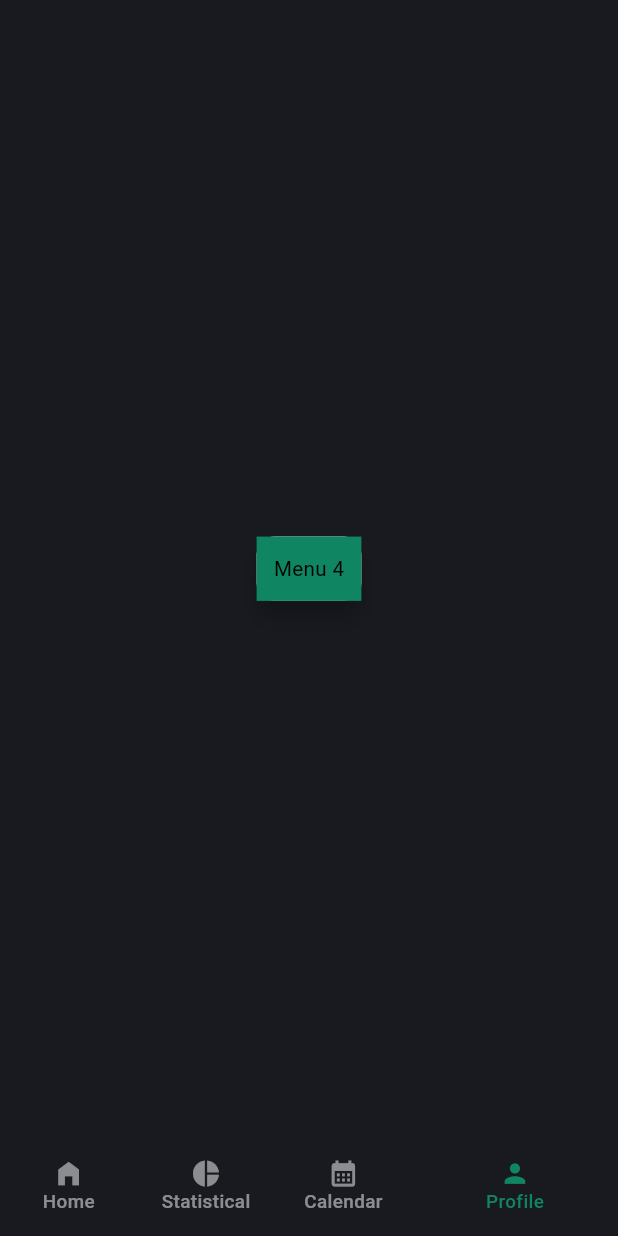
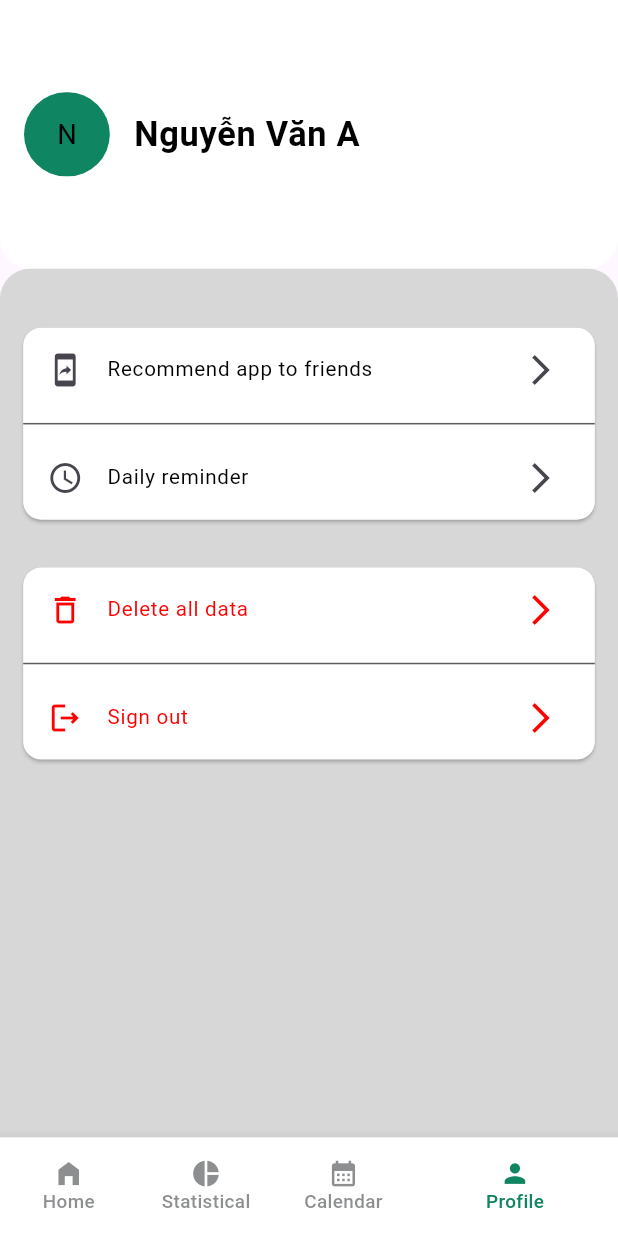
Before and after one commit to akinokami/expenditure_management, a Flutter app: the BottomNavigationMenu screen opened directly, item 4 of the bottom bar chosen, on a phone screen of 412 x 824 dp. Run offline on Flutter 3.47's test engine with Material 3 defaults, Android fonts, the phone set to English and light mode, and no system bars; our stand-ins replace firebase_core, flutter_screenutil, get, table_calendar; accounts and stored records are empty; Roboto replaces fonts that are missing (Poppins).

Commit message:
fix
add profile

```diff
--- a/lib/bottom_navigation_menu.dart
+++ b/lib/bottom_navigation_menu.dart
@@ -4,6 +4,8 @@ import 'package:expenditure_management/custom_widgets/custom_text_button.dart';
 import 'package:expenditure_management/custom_widgets/custom_text_field.dart';
 import 'package:expenditure_management/views/calendar/calender_screen.dart';
 import 'package:expenditure_management/views/home/home_screen.dart';
+import 'package:expenditure_management/views/profile/profile_screen.dart';
+import 'package:expenditure_management/views/statistical/statistical_screen.dart';
 import 'package:flutter/material.dart';
 import 'package:flutter_screenutil/flutter_screenutil.dart';
 import 'package:get/get.dart';
@@ -14,7 +16,7 @@ class BottomNavigationMenu extends StatelessWidget {
   BottomNavigationMenu({super.key});
 
   final TextStyle unselectedLabelStyle = TextStyle(
-      color: Colors.white.withOpacity(0.5),
+      color: greyColor,
       fontWeight: FontWeight.w500,
       fontSize: 11.sp);
 
@@ -31,8 +33,8 @@ class BottomNavigationMenu extends StatelessWidget {
             showSelectedLabels: true,
             onTap: landingPageController.changeTabIndex,
             currentIndex: landingPageController.tabIndex.value,
-            backgroundColor: const Color(0xff1B8B00),
-            unselectedItemColor: Colors.white.withOpacity(0.5),
+            //backgroundColor: const Color(0xff1B8B00),
+            unselectedItemColor: greyColor.withOpacity(0.7),
             selectedItemColor: secondaryColor,
             unselectedLabelStyle: unselectedLabelStyle,
             selectedLabelStyle: selectedLabelStyle,
@@ -85,19 +87,11 @@ class BottomNavigationMenu extends StatelessWidget {
           buildBottomNavigationMenu(context, bottomNavController),
       body: Obx(() => IndexedStack(
             index: bottomNavController.tabIndex.value,
-            children: [
-              const HomeScreen(),
-              Center(
-                  child: CustomTextField(
-                controller: TextEditingController(),
-                hintText: "Menu 2",
-              )),
-              const CanlendarScreen(),
-              Center(
-                  child: CustomCard(
-                widget: const CustomText(text: "Menu 4"),
-                color: secondaryColor,
-              )),
+            children: const [
+              HomeScreen(),
+              StatisticalScreen(),
+              CanlendarScreen(),
+              ProfileScreen()
             ],
           )),
     ));
--- a/lib/constants/color_const.dart
+++ b/lib/constants/color_const.dart
@@ -1,9 +1,10 @@
 import 'package:flutter/material.dart';
 
-Color primaryColor = const Color.fromARGB(255, 24, 26, 32);
-Color cardColor = const Color.fromARGB(255, 30, 34, 42);
+Color primaryColor = const Color.fromARGB(255, 255, 255, 255);
+Color cardColor = const Color.fromARGB(255, 215, 215, 215);
 Color secondaryColor = const Color.fromARGB(255, 16, 133, 97);//Color.fromARGB(255, 232, 15, 136);
 Color lightWhiteColor = const Color.fromARGB(255, 245, 245, 245);
 Color whiteColor = const Color.fromARGB(255, 255, 255, 255);
 Color greyColor = const Color.fromARGB(255, 91, 94, 96);
+Color redColor = const Color.fromARGB(255, 255, 0, 0);
 Color blackTextColor = const Color.fromARGB(255, 0, 0, 0);
--- /dev/null
+++ b/lib/views/profile/profile_screen.dart
@@ -0,0 +1,124 @@
+import 'package:expenditure_management/constants/color_const.dart';
+import 'package:expenditure_management/constants/dimen_const.dart';
+import 'package:expenditure_management/custom_widgets/custom_text.dart';
+import 'package:flutter/material.dart';
+import 'package:flutter_screenutil/flutter_screenutil.dart';
+
+class ProfileScreen extends StatelessWidget {
+  const ProfileScreen({super.key});
+
+  @override
+  Widget build(BuildContext context) {
+    return Scaffold(
+      body: Column(
+        children: [
+          Container(
+            height: 150.h,
+            decoration: BoxDecoration(
+              color: primaryColor,
+              borderRadius: const BorderRadius.only(
+                bottomLeft: Radius.circular(20),
+                bottomRight: Radius.circular(20),
+              ),
+            ),
+            child: Center(
+              child: ListTile(
+                leading: Container(
+                  width: 50.w,
+                  height: 50.h,
+                  decoration: BoxDecoration(
+                    color: secondaryColor,
+                    borderRadius: BorderRadius.circular(50),
+                  ),
+                  child: GestureDetector(
+                    onTap: () {},
+                    child: Center(
+                        child: CustomText(
+                      text: "N",
+                      fontSize: 16.sp,
+                    )),
+                  ),
+                ),
+                title: Text(
+                  'Nguyễn Văn A',
+                  textAlign: TextAlign.left,
+                  style: TextStyle(
+                      color: Colors.black,
+                      fontSize: 20.sp,
+                      fontWeight: FontWeight.bold),
+                ),
+              ),
+            ),
+          ),
+          Expanded(
+              child: Container(
+                padding: EdgeInsets.all(10.w),
+            decoration: BoxDecoration(
+              color: cardColor,
+              borderRadius: const BorderRadius.only(
+                topLeft: Radius.circular(20),
+                topRight: Radius.circular(20),
+              ),
+            ),
+            child: Column(
+              children: [
+                kSizedBoxH20,
+                Card(
+                  surfaceTintColor: primaryColor,
+                  color: primaryColor,
+                  child:  Column(
+                    children: [
+                      ListTile(
+                        leading: Icon(Icons.mobile_screen_share_outlined),
+                        title: CustomText(
+                          text: 'Recommend app to friends',
+                        ),
+                        trailing: Icon(Icons.arrow_forward_ios,),
+                      ),
+                      Divider(color: greyColor,),
+                      ListTile(
+                        leading: Icon(Icons.watch_later_outlined),
+                        title: CustomText(
+                          text: 'Daily reminder',
+                        ),
+                        trailing: Icon(Icons.arrow_forward_ios),
+                      ),
+
+                    ],
+                  ),
+                ),
+                kSizedBoxH20,
+                Card(
+                  surfaceTintColor: primaryColor,
+                  color: primaryColor,
+                  child:  Column(
+                    children: [
+                      ListTile(
+                        leading: Icon(Icons.delete_outline,color: redColor),
+                        title: CustomText(
+                          text: 'Delete all data',
+                          color: redColor,
+                        ),
+                        trailing: Icon(Icons.arrow_forward_ios,color: redColor),
+                      ),
+                      Divider(color: greyColor,),
+                      ListTile(
+                        leading: Icon(Icons.logout_outlined,color: redColor),
+                        title: CustomText(
+                          text: 'Sign out',
+                          color: redColor,
+                        ),
+                        trailing: Icon(Icons.arrow_forward_ios,color: redColor),
+                      ),
+
+                    ],
+                  ),
+                ),
+              ],
+            ),
+          ))
+        ],
+      ),
+    );
+  }
+}
```
Also changed, not shown: 1 other file.
